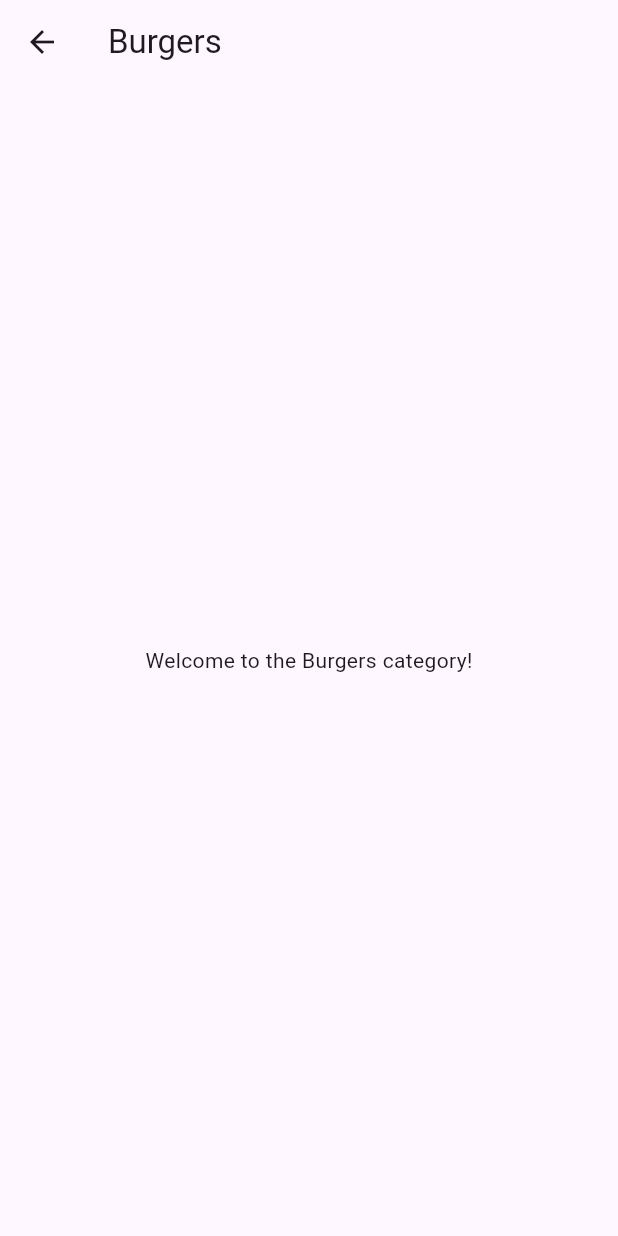
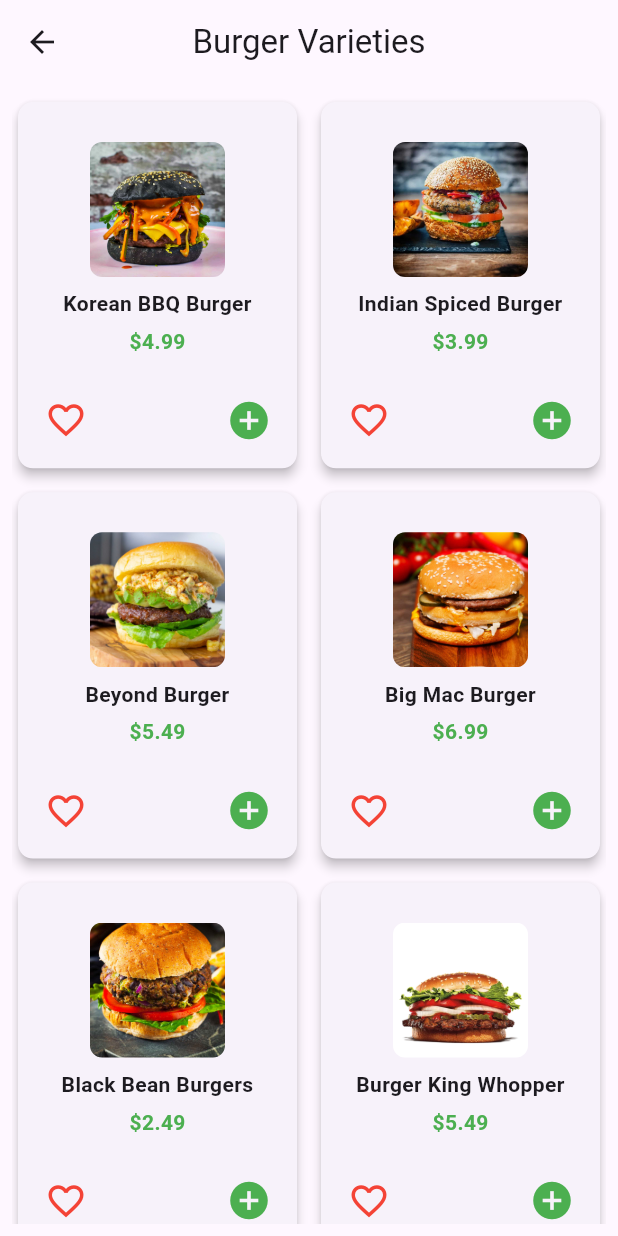
Before and after one commit to shaadi0/FoodDeliveryApp, a Flutter app: the BurgersPage screen opened directly, on a phone screen of 412 x 824 dp. Run offline on Flutter 3.47's test engine with Material 3 defaults, Android fonts, the phone set to English and light mode, and no system bars; our stand-ins replace image_picker.

Commit message:
Burger category page created
The Burger category page was created. It is designed to navigate through the home page and category page.

```diff
--- a/fooddelivery/lib/burger.dart
+++ b/fooddelivery/lib/burger.dart
@@ -1,11 +1,137 @@
 import 'package:flutter/material.dart';
 
 class BurgersPage extends StatelessWidget {
+  final List<Map<String, dynamic>> burgers = [
+    {
+      'name': 'Korean BBQ Burger',
+      'image': 'assets/Korean-BBQ-Burger-1.jpg',
+      'price': 4.99
+    },
+    {
+      'name': 'Indian Spiced Burger',
+      'image': 'assets/Indian-Spiced-Burger.jpg',
+      'price': 3.99
+    },
+    {
+      'name': 'Beyond Burger',
+      'image': 'assets/Beyond-Burger.jpg',
+      'price': 5.49
+    },
+    {
+      'name': 'Big Mac Burger',
+      'image': 'assets/Big-Mac-Burger.jpg',
+      'price': 6.99
+    },
+    {
+      'name': 'Black Bean Burgers',
+      'image': 'assets/Black-Bean-Burgers.jpg',
+      'price': 2.49
+    },
+    {
+      'name': 'Burger King Whopper',
+      'image': 'assets/Burger-King-Whopper.jpg',
+      'price': 5.49
+    },
+  ];
+
   @override
   Widget build(BuildContext context) {
     return Scaffold(
-      appBar: AppBar(title: const Text('Burgers')),
-      body: const Center(child: Text('Welcome to the Burgers category!')),
+      appBar: AppBar(
+        title: const Text('Burger Varieties'),
+        centerTitle: true,
+      ),
+      body: Padding(
+        padding: const EdgeInsets.all(8.0),
+        child: GridView.builder(
+          gridDelegate: const SliverGridDelegateWithFixedCrossAxisCount(
+            crossAxisCount: 2,
+            crossAxisSpacing: 8,
+            mainAxisSpacing: 8,
+            childAspectRatio: 1 / 1.3,
+          ),
+          itemCount: burgers.length,
+          itemBuilder: (context, index) {
+            final burger = burgers[index];
+            return Card(
+              elevation: 3,
+              shape: RoundedRectangleBorder(
+                borderRadius: BorderRadius.circular(10),
+              ),
+              child: Padding(
+                padding: const EdgeInsets.all(8.0),
+                child: Column(
+                  mainAxisAlignment: MainAxisAlignment.spaceBetween,
+                  children: [
+                    Spacer(),
+                    ClipRRect(
+                      borderRadius: BorderRadius.circular(8),
+                      child: Image.asset(
+                        burger['image']!,
+                        width: 90,
+                        height: 90,
+                        fit: BoxFit.cover,
+                      ),
+                    ),
+                    const SizedBox(height: 8),
+                    Text(
+                      burger['name']!,
+                      textAlign: TextAlign.center,
+                      style: const TextStyle(
+                        fontSize: 14,
+                        fontWeight: FontWeight.bold,
+                      ),
+                    ),
+                    const SizedBox(height: 5),
+                    Text(
+                      '\$${burger['price'].toStringAsFixed(2)}',
+                      style: const TextStyle(
+                        fontSize: 14,
+                        color: Colors.green,
+                        fontWeight: FontWeight.bold,
+                      ),
+                    ),
+                    Spacer(),
+                    Row(
+                      mainAxisAlignment: MainAxisAlignment.spaceBetween,
+                      children: [
+                        IconButton(
+                          onPressed: () {
+                            _addToFavorites(context, burger['name']!);
+                          },
+                          icon: const Icon(Icons.favorite_border),
+                          color: Colors.red,
+                          iconSize: 28,
+                        ),
+                        IconButton(
+                          onPressed: () {
+                            _addToCart(context, burger['name']!);
+                          },
+                          icon: const Icon(Icons.add_circle),
+                          color: Colors.green,
+                          iconSize: 30,
+                        ),
+                      ],
+                    ),
+                  ],
+                ),
+              ),
+            );
+          },
+        ),
+      ),
+    );
+  }
+
+  void _addToCart(BuildContext context, String burgerName) {
+    ScaffoldMessenger.of(context).showSnackBar(
+      SnackBar(content: Text('$burgerName added to cart!')),
+    );
+  }
+
+  void _addToFavorites(BuildContext context, String burgerName) {
+    ScaffoldMessenger.of(context).showSnackBar(
+      SnackBar(content: Text('$burgerName added to favorites!')),
     );
   }
 }
--- a/fooddelivery/lib/home.dart
+++ b/fooddelivery/lib/home.dart
@@ -2,6 +2,7 @@ import 'package:flutter/material.dart';
 import 'package:image_picker/image_picker.dart';
 import 'dart:io';
 
+import 'burger.dart';
 import 'categories.dart';
 
 class HomePage extends StatefulWidget {
@@ -254,6 +255,12 @@ class _HomePageState extends State<HomePage> {
         setState(() {
           _selectedCategory = name;
         });
+        if (name == "Burger") {
+          Navigator.push(
+            context,
+            MaterialPageRoute(builder: (context) => BurgersPage()),
+          );
+        }
       },
       child: Container(
         margin: const EdgeInsets.symmetric(horizontal: 5),
--- a/fooddelivery/pubspec.yaml
+++ b/fooddelivery/pubspec.yaml
@@ -75,6 +75,12 @@ flutter:
     - assets/sandwichesc.png
     - assets/dessertc.png
     - assets/drinksc.png
+    - assets/Korean-BBQ-Burger-1.jpg
+    - assets/Indian-Spiced-Burger.jpg
+    - assets/Beyond-Burger.jpg
+    - assets/Big-Mac-Burger.jpg
+    - assets/Black-Bean-Burgers.jpg
+    - assets/Burger-King-Whopper.jpg
 
   # The following line ensures that the Material Icons font is
   # included with your application, so that you can use the icons in
```
Also changed, not shown: fooddelivery/assets/Beyond-Burger.jpg (added), fooddelivery/assets/Big-Mac-Burger.jpg (added), fooddelivery/assets/Black-Bean-Burgers.jpg (added), fooddelivery/assets/Burger-King-Whopper.jpg (added), fooddelivery/assets/Indian-Spiced-Burger.jpg (added), fooddelivery/assets/Korean-BBQ-Burger-1.jpg (added), fooddelivery/lib/favorite.dart (added).
